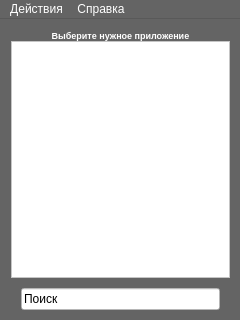
First picture: the form in mainwindow.ui, repository Limows/LimFTPClient_S60, before the edit.
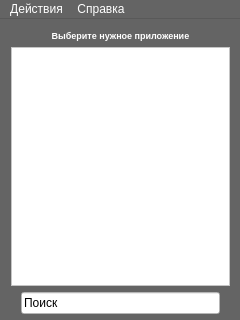
Second picture: the form after the edit. Icons and pictures are not drawn.

Commit message: Autoscale forms finally

```diff
--- a/mainwindow.ui
+++ b/mainwindow.ui
@@ -447,12 +447,15 @@
     </property>
     <layout class="QGridLayout" name="GridLayout">
      <property name="bottomMargin">
-      <number>0</number>
+      <number>6</number>
      </property>
-     <property name="spacing">
+     <property name="horizontalSpacing">
       <number>0</number>
      </property>
-     <item row="3" column="1">
+     <property name="verticalSpacing">
+      <number>6</number>
+     </property>
+     <item row="2" column="1">
       <widget class="QLineEdit" name="SearchBox">
        <property name="sizePolicy">
         <sizepolicy hsizetype="Expanding" vsizetype="Fixed">
@@ -1744,7 +1747,7 @@
        </property>
       </widget>
      </item>
-     <item row="3" column="0">
+     <item row="2" column="0">
       <spacer name="LeftSpacer">
        <property name="orientation">
         <enum>Qt::Horizontal</enum>
@@ -1760,7 +1763,7 @@
        </property>
       </spacer>
      </item>
-     <item row="3" column="2">
+     <item row="2" column="2">
       <spacer name="RightSpacer">
        <property name="orientation">
         <enum>Qt::Horizontal</enum>
@@ -1776,38 +1779,6 @@
        </property>
       </spacer>
      </item>
-     <item row="2" column="1">
-      <spacer name="TopSpacer">
-       <property name="orientation">
-        <enum>Qt::Vertical</enum>
-       </property>
-       <property name="sizeType">
-        <enum>QSizePolicy::Minimum</enum>
-       </property>
-       <property name="sizeHint" stdset="0">
-        <size>
-         <width>20</width>
-         <height>10</height>
-        </size>
-       </property>
-      </spacer>
-     </item>
-     <item row="4" column="1">
-      <spacer name="BottomSpacer">
-       <property name="orientation">
-        <enum>Qt::Vertical</enum>
-       </property>
-       <property name="sizeType">
-        <enum>QSizePolicy::Minimum</enum>
-       </property>
-       <property name="sizeHint" stdset="0">
-        <size>
-         <width>20</width>
-         <height>10</height>
-        </size>
-       </property>
-      </spacer>
-     </item>
     </layout>
    </widget>
   </widget>
```
Left out of the diff: 2 changed lines with no effect on the pictures. The commit also changes 4 other files.
